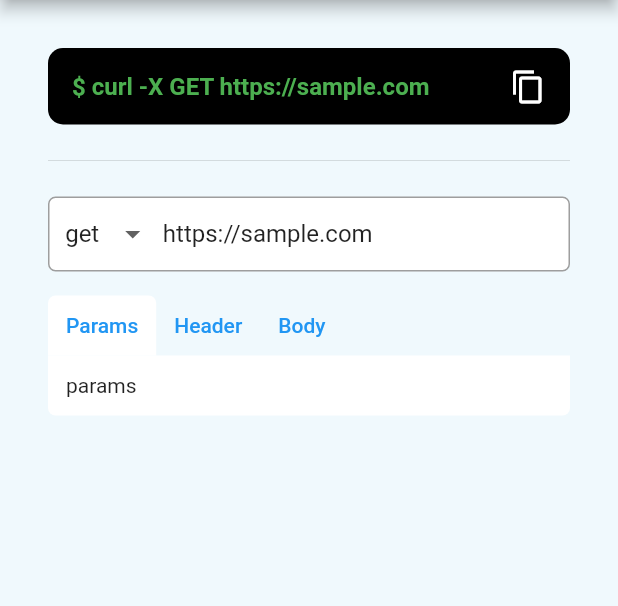
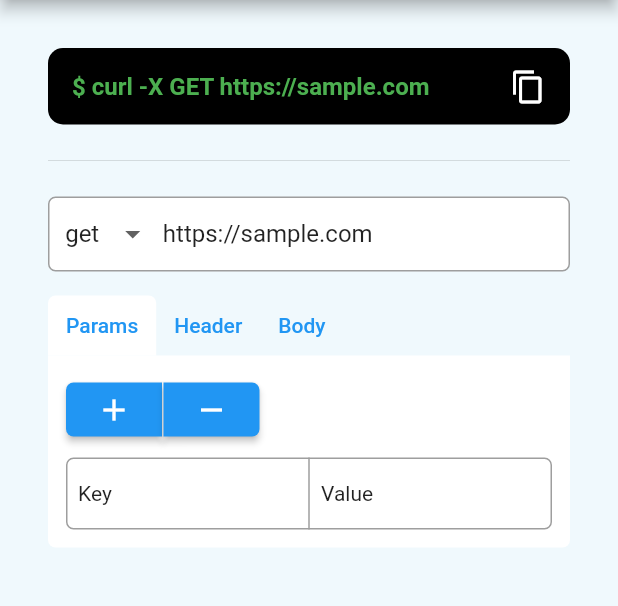
Before and after one commit to okaryo/curl_generator, a Flutter app: the screen it shows after launch, on a phone screen of 412 x 824 dp, the part 84-690 px from its top. Run offline on Flutter 3.47's test engine with Material 2 defaults, Android fonts, the phone set to English and light mode, and no system bars; our stand-ins replace flutter_riverpod, freezed_annotation.

Commit message:
[modify] ParamsFieldWidget to add params input field

```diff
--- a/lib/view/params_field_widget.dart
+++ b/lib/view/params_field_widget.dart
@@ -1,8 +1,138 @@
+import 'package:curl_generator/controller/curl_controller.dart';
+import 'package:curl_generator/model/params/params.dart';
 import 'package:flutter/material.dart';
+import 'package:flutter_riverpod/flutter_riverpod.dart';
 
 class ParamsFieldWidget extends StatelessWidget {
   @override
   Widget build(BuildContext context) {
-    return const Text('params');
+    return Column(
+      children: [
+        _buildButtons(),
+        const SizedBox(height: 8),
+        _buildKeyValueTable(),
+      ],
+    );
+  }
+
+  Widget _buildButtons() {
+    return Consumer(builder: (context, ref, _) {
+      return Container(
+        child: Row(
+          children: [
+            ElevatedButton(
+              style: ElevatedButton.styleFrom(
+                shape: const RoundedRectangleBorder(
+                  borderRadius: BorderRadius.only(
+                    topLeft: Radius.circular(5),
+                    bottomLeft: Radius.circular(5),
+                  ),
+                ),
+              ),
+              onPressed: () => ref.read(curlProvider.notifier).addParam(),
+              child: const Icon(Icons.add),
+            ),
+            const Divider(indent: 1),
+            ElevatedButton(
+              style: ElevatedButton.styleFrom(
+                shape: const RoundedRectangleBorder(
+                  borderRadius: BorderRadius.only(
+                    topRight: Radius.circular(5),
+                    bottomRight: Radius.circular(5),
+                  ),
+                ),
+              ),
+              onPressed: () => ref.read(curlProvider.notifier).removeLastParam(),
+              child: const Icon(Icons.remove),
+            ),
+          ],
+        ),
+      );
+    });
+  }
+
+  Widget _buildKeyValueTable() {
+    return Consumer(builder: (context, ref, _) {
+      final curl = ref.watch(curlProvider);
+      final params = curl.url.params;
+
+      return Table(
+        border: TableBorder.all(
+          color: Colors.grey,
+          borderRadius: const BorderRadius.all(Radius.circular(5)),
+        ),
+        children: [
+          _buildTableHeader(),
+          ..._buildKeyValueTables(params),
+        ],
+      );
+    });
+  }
+
+  TableRow _buildTableHeader() {
+    return const TableRow(
+      children: [
+        SizedBox(
+          height: 48,
+          child: Padding(
+            padding: EdgeInsets.all(8),
+            child: Align(
+              alignment: Alignment.centerLeft,
+              child: Text('Key'),
+            ),
+          ),
+        ),
+        SizedBox(
+          height: 48,
+          child: Padding(
+            padding: EdgeInsets.all(8),
+            child: Align(
+              alignment: Alignment.centerLeft,
+              child: Text('Value'),
+            ),
+          ),
+        ),
+      ],
+    );
+  }
+
+  List<TableRow> _buildKeyValueTables(Params params) {
+    return params.values.asMap().entries.map((entry) {
+      final index = entry.key;
+      final param = entry.value;
+
+      return TableRow(
+        children: [
+          _buildParamKeyTableCell(param.key, index),
+          _buildParamValueTableCell(param.value, index),
+        ],
+      );
+    }).toList();
+  }
+
+  Widget _buildParamKeyTableCell(String key, int index) {
+    return Consumer(builder: (context, ref, _) {
+      return TextFormField(
+        initialValue: key,
+        decoration: const InputDecoration(
+          border: InputBorder.none,
+          contentPadding: EdgeInsets.all(8),
+        ),
+        onChanged: (value) => ref.read(curlProvider.notifier).updateParamKey(value, index),
+      );
+    });
+  }
+
+  Widget _buildParamValueTableCell(String value, int index) {
+    return Consumer(builder: (context, ref, _) {
+      return TextFormField(
+        initialValue: value,
+        decoration: const InputDecoration(
+          border: InputBorder.none,
+          contentPadding: EdgeInsets.all(8),
+        ),
+        onChanged: (value) => ref.read(curlProvider.notifier).updateParamValue(value, index),
+      );
+    });
   }
 }
```
